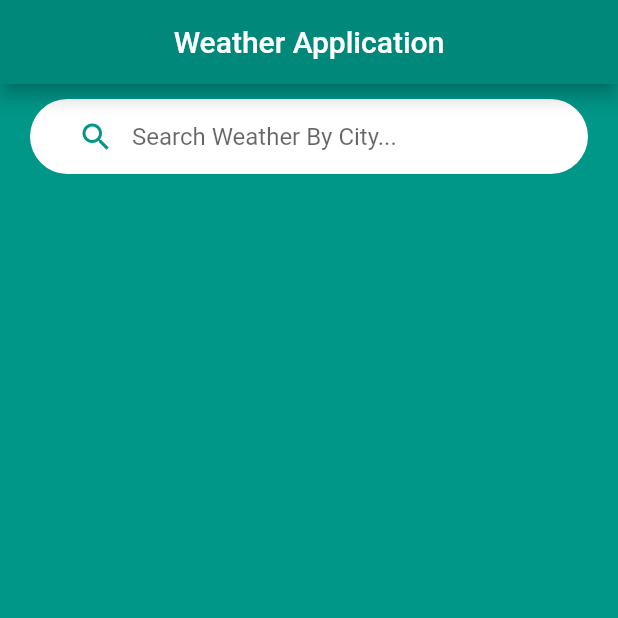
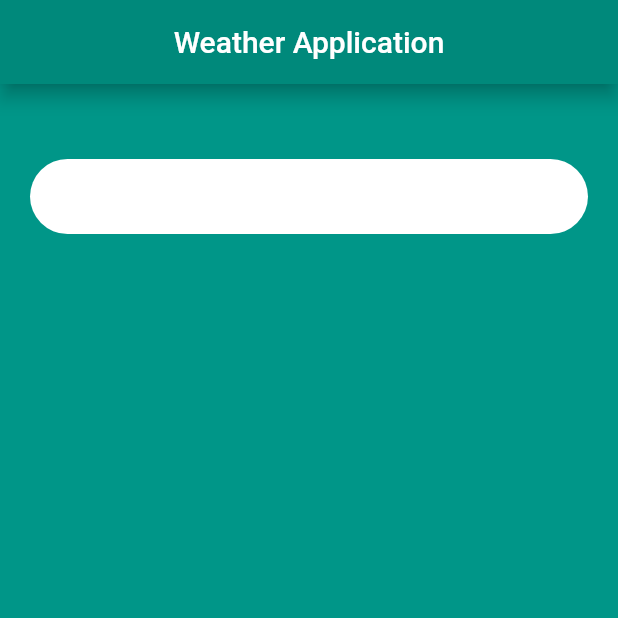
Before and after one commit to Suban-Chaudhary/Flutter-Backups, a Flutter app: the screen it shows after launch, on a phone screen of 412 x 824 dp, the top half of it. Run offline on Flutter 3.47's test engine with Material 2 defaults, Android fonts, the phone set to English and light mode, and no system bars; our stand-ins replace country_code_picker, dio, flutter_bloc, flutter_phoenix, flutter_rating_bar, flutter_riverpod and 3 more; missing offline and left inert: animation_wrappers.

Commit message:
weather data

```diff
--- a/weather_app/lib/controllers/weather_page_data_controller.dart
+++ b/weather_app/lib/controllers/weather_page_data_controller.dart
@@ -1,6 +1,6 @@
 import 'package:flutter_riverpod/flutter_riverpod.dart';
 import 'package:get_it/get_it.dart';
-import 'package:weather_app/models/weather.dart';
+import 'package:weather_app/models/weather_info.dart';
 import 'package:weather_app/models/weather_page_data.dart';
 import 'package:weather_app/services/weather_service.dart';
 
@@ -24,6 +24,7 @@ class WeatherPageDataController extends StateNotifier<WeatherPageData> {
   }
 
   void updateTextString(String _searchText) {
+    if (_searchText != "") {
       try {
         state = state.copyWith(
             weatherInfo: state.weatherInfo, searchText: _searchText);
@@ -33,3 +34,4 @@ class WeatherPageDataController extends StateNotifier<WeatherPageData> {
       }
     }
   }
+}
--- a/weather_app/lib/pages/weather_view_page.dart
+++ b/weather_app/lib/pages/weather_view_page.dart
@@ -1,26 +1,12 @@
 import 'package:flutter/material.dart';
 import 'package:flutter_riverpod/flutter_riverpod.dart';
-import 'package:weather_app/controllers/weather_page_data_controller.dart';
-import 'package:weather_app/models/weather_page_data.dart';
-import 'package:weather_app/widgets/display_weather_information.dart';
-import 'package:weather_app/widgets/display_weather_information_latest_week.dart';
-import 'package:weather_app/widgets/search_weather_by_city.dart';
 
-final weatherPageDataControllerProvider =
-    StateNotifierProvider<WeatherPageDataController, WeatherPageData>((ref) {
-  return WeatherPageDataController();
-});
-
-class WeatherViewPage extends StatefulWidget {
-  const WeatherViewPage({Key? key}) : super(key: key);
-
+class WeatherViewPage extends ConsumerWidget {
+  final TextEditingController searchFieldController = TextEditingController();
   @override
-  _WeatherViewPageState createState() => _WeatherViewPageState();
-}
-
-class _WeatherViewPageState extends State<WeatherViewPage> {
-  @override
-  Widget build(BuildContext context) {
+  Widget build(BuildContext context, WidgetRef ref) {
+    final width = MediaQuery.of(context).size.width;
+    final height = MediaQuery.of(context).size.height;
     return Scaffold(
       backgroundColor: Colors.teal,
       appBar: AppBar(
@@ -29,17 +15,35 @@ class _WeatherViewPageState extends State<WeatherViewPage> {
         title: Text("Weather Application"),
         backgroundColor: Colors.teal[600],
       ),
-      body: SingleChildScrollView(
-        child: Container(
-          height: MediaQuery.of(context).size.height,
-          width: MediaQuery.of(context).size.width,
-          child: Column(
-            children: [
-              SearchWeatherByCity(),
-              DisplayWeatherInformation(),
-              DisplayWeatherInformationLatestWeek(),
-            ],
-          ),
+      body: Container(
+        height: height,
+        width: width,
+        child: Column(
+          children: [
+            _searchField(),
+          ],
+        ),
+      ),
+    );
+  }
+
+  Widget _searchField() {
+    return Container(
+      margin: EdgeInsets.symmetric(vertical: 50, horizontal: 20),
+      width: double.infinity,
+      height: 50,
+      decoration: BoxDecoration(
+          borderRadius: BorderRadius.circular(50), color: Colors.white),
+      child: TextField(
+        controller: searchFieldController,
+        style: TextStyle(
+          color: Colors.teal,
+          fontSize: 20,
+          fontWeight: FontWeight.bold,
+        ),
+        decoration: InputDecoration(
+          contentPadding: EdgeInsets.symmetric(horizontal: 20),
+          border: InputBorder.none,
         ),
       ),
     );
```
Also changed, not shown: weather_app/lib/models/weather_info.dart (added, +34 -0 lines), weather_app/lib/models/weather_page_data.dart (+9 -2 lines), weather_app/lib/provider/weather_data_provider.dart (added, +8 -0 lines), weather_app/lib/services/weather_service.dart (+4 -4 lines). Lines whose indentation alone changed are shown as unchanged.
